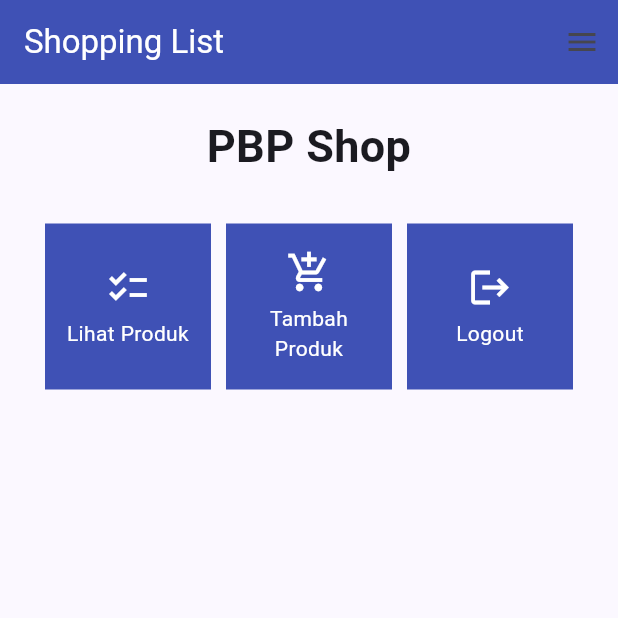
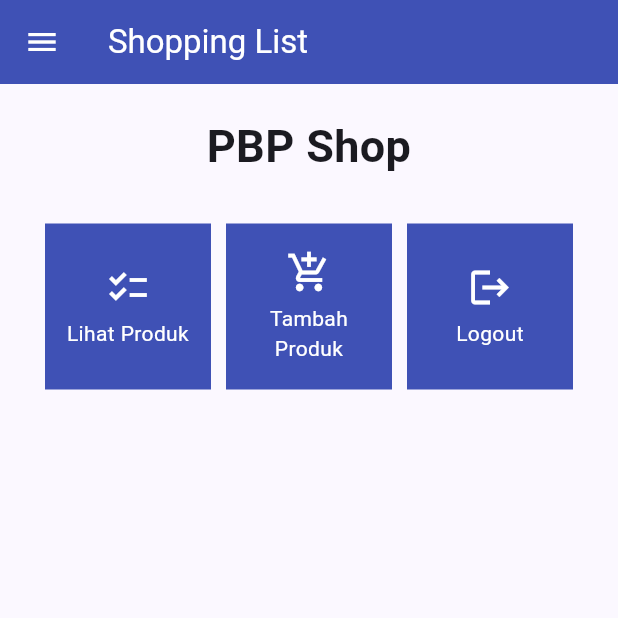
Before and after one commit to Scarletra/shopping-list-mobile, a Flutter app: the screen it shows after launch, on a phone screen of 412 x 824 dp, the top half of it. Run offline on Flutter 3.47's test engine with Material 2 defaults, Android fonts, the phone set to English and light mode, and no system bars.

Commit message:
tutorial 7 finished

```diff
--- a/lib/screens/menu.dart
+++ b/lib/screens/menu.dart
@@ -22,8 +22,9 @@ class MyHomePage extends StatelessWidget {
             ),
           ),
         backgroundColor: Colors.indigo,
+        foregroundColor: Colors.white,
       ),
-      endDrawer: const LeftDrawer(),
+      drawer: const LeftDrawer(),
       body: SingleChildScrollView(
         // Widget wrapper yang dapat discroll
         child: Padding(
```
